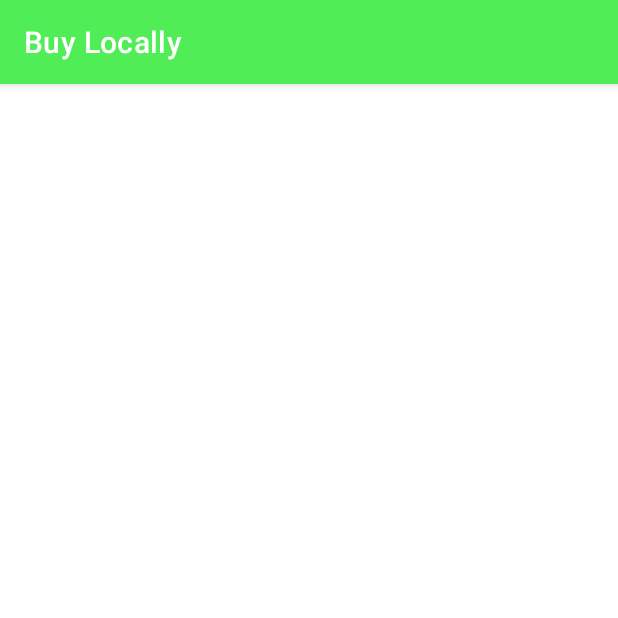
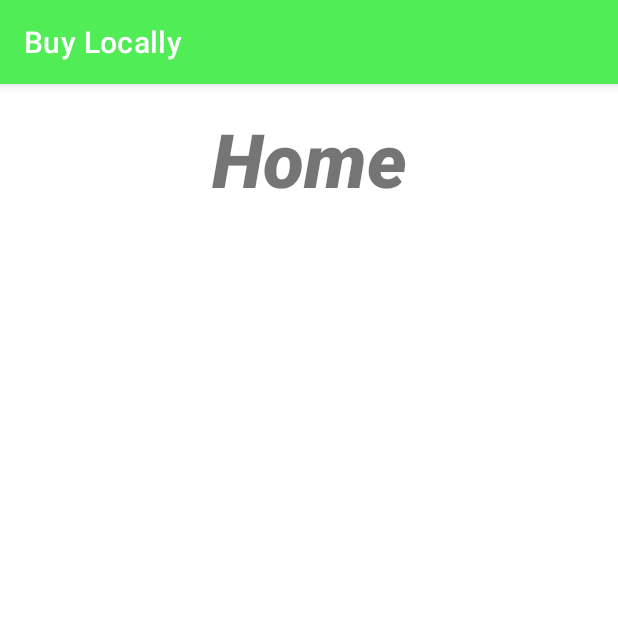
Before and after one commit to JanLewDev/BuyLocally, an Android app: the HomeActivity screen opened directly, with no data from a screen before it, on a phone screen of 412 x 824 dp, the top half of it. Run offline under Robolectric (Android 15) with nearby library versions, the phone set to English and light mode, and no system bars; libraries missing offline, so code that uses them is left out: cn.pedant.

Commit message:
First Prototype finished

```diff
--- a/app/src/main/res/layout/activity_home.xml
+++ b/app/src/main/res/layout/activity_home.xml
@@ -6,4 +6,17 @@
     android:layout_height="match_parent"
     tools:context=".HomeActivity">
 
+    <TextView
+        android:id="@+id/banner"
+        android:layout_width="wrap_content"
+        android:layout_height="wrap_content"
+        android:layout_marginTop="16dp"
+        android:fontFamily="sans-serif-black"
+        android:text="Home"
+        android:textSize="50dp"
+        android:textStyle="italic"
+        app:layout_constraintEnd_toEndOf="parent"
+        app:layout_constraintStart_toStartOf="parent"
+        app:layout_constraintTop_toTopOf="parent" />
+
 </androidx.constraintlayout.widget.ConstraintLayout>
```
